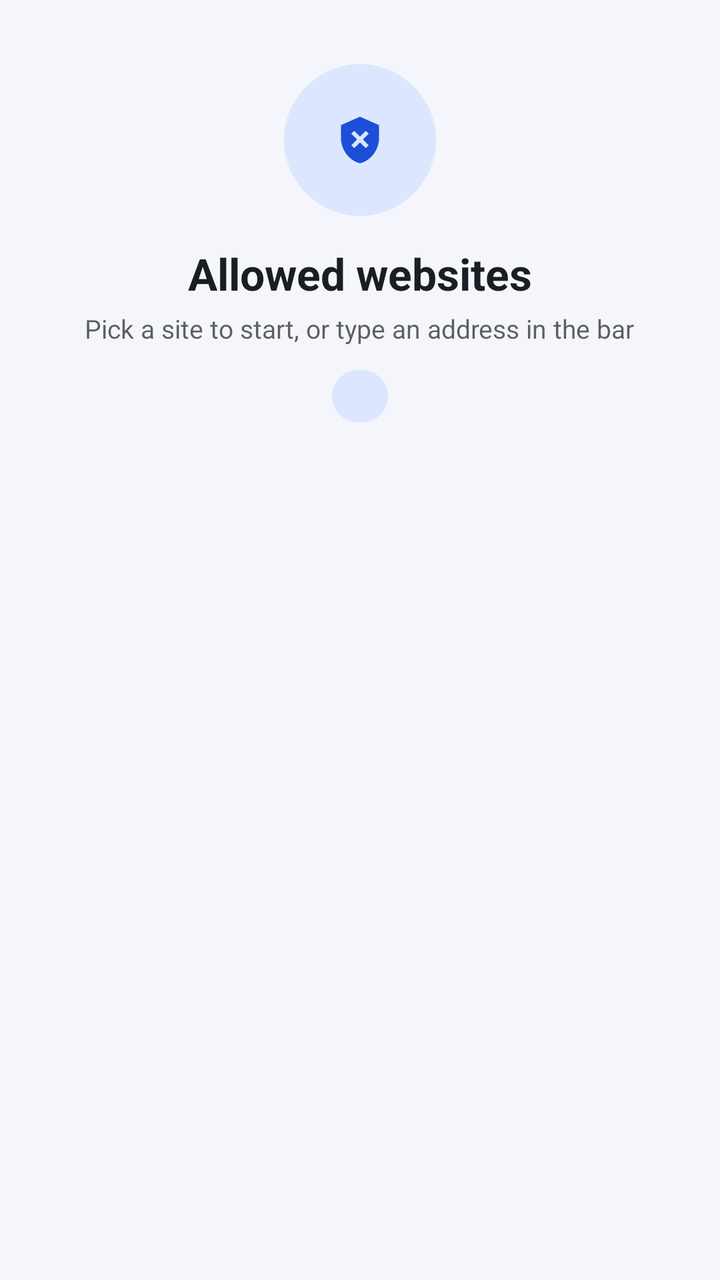
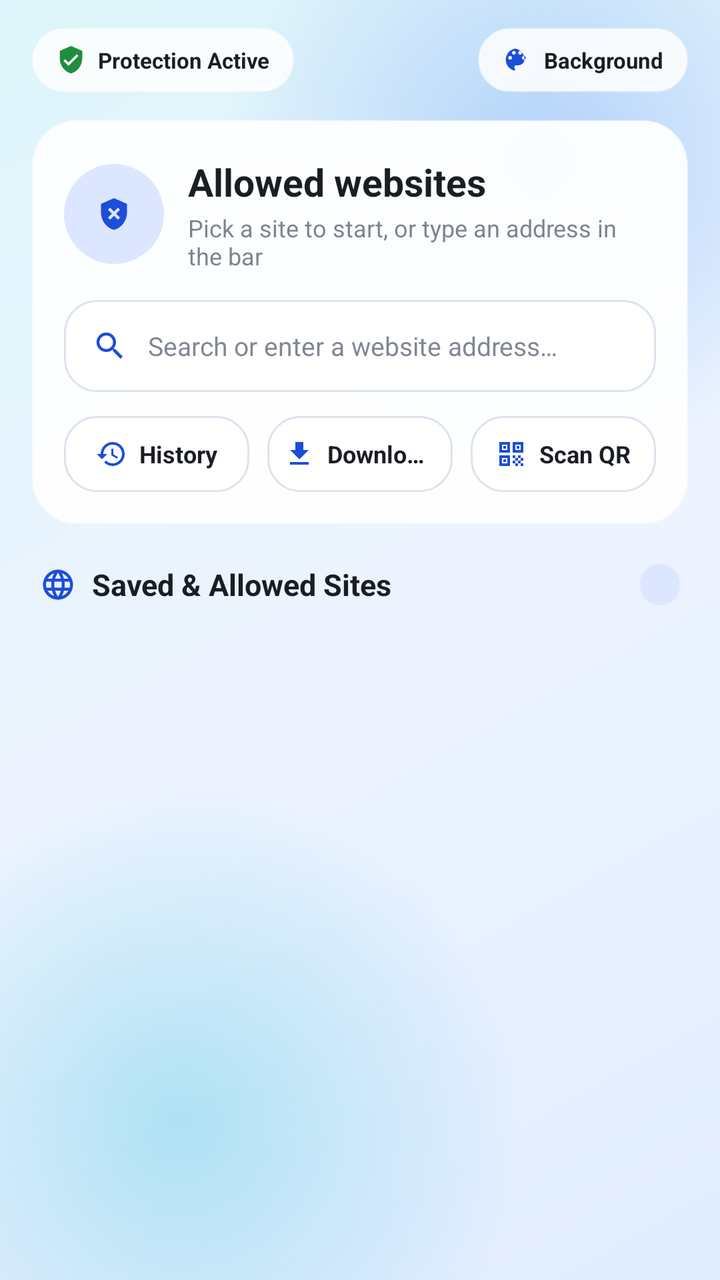

The first picture is an Android layout as it rendered before a commit; the second is the same layout after the commit. The layout source and the unified diff follow.
<!-- AndroidManifest.xml: application theme Theme.SecureBrowser -->
<!-- res/layout/view_start_page.xml -->
<?xml version="1.0" encoding="utf-8"?>
<ScrollView xmlns:android="http://schemas.android.com/apk/res/android"
    android:layout_width="match_parent"
    android:layout_height="match_parent"
    android:background="?android:attr/colorBackground"
    android:fillViewport="true">

    <LinearLayout
        android:layout_width="match_parent"
        android:layout_height="wrap_content"
        android:gravity="center_horizontal"
        android:orientation="vertical"
        android:paddingHorizontal="16dp"
        android:paddingTop="20dp"
        android:paddingBottom="24dp">

        <FrameLayout
            android:layout_width="76dp"
            android:layout_height="76dp"
            android:layout_marginTop="12dp"
            android:background="@drawable/bg_letter_tile">

            <ImageView
                android:layout_width="44dp"
                android:layout_height="44dp"
                android:layout_gravity="center"
                android:contentDescription="@string/app_name"
                android:src="@drawable/ic_launcher_foreground"
                android:tint="?attr/colorPrimary" />
        </FrameLayout>

        <TextView
            android:layout_width="wrap_content"
            android:layout_height="wrap_content"
            android:layout_marginTop="14dp"
            android:text="@string/start_title"
            android:textColor="?attr/colorOnBackground"
            android:textSize="22sp"
            android:textStyle="bold" />

        <TextView
            android:layout_width="wrap_content"
            android:layout_height="wrap_content"
            android:layout_marginTop="4dp"
            android:alpha="0.7"
            android:gravity="center"
            android:text="@string/start_subtitle"
            android:textColor="?attr/colorOnBackground"
            android:textSize="13sp" />

        <TextView
            android:id="@+id/sitesCount"
            android:layout_width="wrap_content"
            android:layout_height="wrap_content"
            android:layout_marginTop="12dp"
            android:background="@drawable/bg_pill"
            android:paddingHorizontal="14dp"
            android:paddingVertical="5dp"
            android:textColor="?attr/colorOnPrimaryContainer"
            android:textSize="12sp"
            android:textStyle="bold" />

        <androidx.recyclerview.widget.RecyclerView
            android:id="@+id/sitesGrid"
            android:layout_width="match_parent"
            android:layout_height="wrap_content"
            android:layout_marginTop="12dp"
            android:clipToPadding="false"
            android:overScrollMode="never" />

        <LinearLayout
            android:id="@+id/youtubeSection"
            android:layout_width="match_parent"
            android:layout_height="wrap_content"
            android:layout_marginTop="18dp"
            android:gravity="center_horizontal"
            android:orientation="vertical"
            android:visibility="gone">

            <TextView
                android:id="@+id/youtubeChannelsCount"
                android:layout_width="wrap_content"
                android:layout_height="wrap_content"
                android:background="@drawable/bg_pill"
                android:paddingHorizontal="14dp"
                android:paddingVertical="5dp"
                android:textColor="?attr/colorOnPrimaryContainer"
                android:textSize="12sp"
                android:textStyle="bold" />

            <androidx.recyclerview.widget.RecyclerView
                android:id="@+id/youtubeChannelsGrid"
                android:layout_width="match_parent"
                android:layout_height="wrap_content"
                android:layout_marginTop="10dp"
                android:clipToPadding="false"
                android:overScrollMode="never" />
        </LinearLayout>

        <LinearLayout
            android:id="@+id/emptyMessage"
            android:layout_width="wrap_content"
            android:layout_height="wrap_content"
            android:layout_marginTop="36dp"
            android:gravity="center_horizontal"
            android:orientation="vertical"
            android:visibility="gone">

            <ImageView
                android:layout_width="56dp"
                android:layout_height="56dp"
                android:alpha="0.85"
                android:contentDescription="@string/start_empty"
                android:src="@drawable/ic_shield_check"
                android:tint="?attr/colorPrimary" />

            <TextView
                android:layout_width="wrap_content"
                android:layout_height="wrap_content"
                android:layout_marginTop="12dp"
                android:alpha="0.7"
                android:gravity="center"
                android:text="@string/start_empty"
                android:textColor="?attr/colorOnBackground"
                android:textSize="14sp" />
        </LinearLayout>
    </LinearLayout>
</ScrollView>
<!-- resources referenced by this layout -->
<resources>
  <!-- unchanged entries left out for length: 40 -->
</resources>

<!-- the commit's change to res/layout/view_start_page.xml (unified diff, before → after) -->
@@ -1,115 +1,413 @@
 <?xml version="1.0" encoding="utf-8"?>
 <ScrollView xmlns:android="http://schemas.android.com/apk/res/android"
+    xmlns:app="http://schemas.android.com/apk/res-auto"
+    android:id="@+id/startRootContainer"
     android:layout_width="match_parent"
     android:layout_height="match_parent"
-    android:background="?android:attr/colorBackground"
-    android:fillViewport="true">
+    android:background="@drawable/bg_start_ocean"
+    android:fillViewport="true"
+    android:scrollbars="none">
 
     <LinearLayout
         android:layout_width="match_parent"
         android:layout_height="wrap_content"
-        android:gravity="center_horizontal"
         android:orientation="vertical"
         android:paddingHorizontal="16dp"
-        android:paddingTop="20dp"
-        android:paddingBottom="24dp">
-
-        <FrameLayout
-            android:layout_width="76dp"
-            android:layout_height="76dp"
-            android:layout_marginTop="12dp"
-            android:background="@drawable/bg_letter_tile">
-
-            <ImageView
-                android:layout_width="44dp"
-                android:layout_height="44dp"
-                android:layout_gravity="center"
-                android:contentDescription="@string/app_name"
-                android:src="@drawable/ic_launcher_foreground"
-                android:tint="?attr/colorPrimary" />
-        </FrameLayout>
-
-        <TextView
-            android:layout_width="wrap_content"
+        android:paddingTop="14dp"
+        android:paddingBottom="28dp">
+
+        
+        <LinearLayout
+            android:layout_width="match_parent"
+            android:layout_height="wrap_content"
+            android:gravity="center_vertical"
+            android:orientation="horizontal">
+
+            <LinearLayout
+                android:layout_width="wrap_content"
+                android:layout_height="32dp"
+                android:background="@drawable/bg_start_glass_card"
+                android:gravity="center_vertical"
+                android:orientation="horizontal"
+                android:paddingHorizontal="12dp">
+
+                <ImageView
+                    android:layout_width="15dp"
+                    android:layout_height="15dp"
+                    android:importantForAccessibility="no"
+                    android:src="@drawable/ic_shield_check"
+                    android:tint="@color/chipDone" />
+
+                <TextView
+                    android:layout_width="wrap_content"
+                    android:layout_height="wrap_content"
+                    android:layout_marginStart="6dp"
+                    android:text="@string/start_shield_badge"
+                    android:textColor="?attr/colorOnSurface"
+                    android:textSize="11sp"
+                    android:textStyle="bold" />
+            </LinearLayout>
+
+            <View
+                android:layout_width="0dp"
+                android:layout_height="1dp"
+                android:layout_weight="1" />
+
+            <LinearLayout
+                android:id="@+id/btnStartWallpaper"
+                android:layout_width="wrap_content"
+                android:layout_height="32dp"
+                android:background="@drawable/bg_start_glass_card"
+                android:clickable="true"
+                android:focusable="true"
+                android:foreground="?attr/selectableItemBackground"
+                android:gravity="center_vertical"
+                android:orientation="horizontal"
+                android:paddingHorizontal="12dp">
+
+                <ImageView
+                    android:layout_width="15dp"
+                    android:layout_height="15dp"
+                    android:importantForAccessibility="no"
+                    android:src="@drawable/ic_palette"
+                    android:tint="?attr/colorPrimary" />
+
+                <TextView
+                    android:layout_width="wrap_content"
+                    android:layout_height="wrap_content"
+                    android:layout_marginStart="6dp"
+                    android:text="@string/start_wallpaper_btn"
+                    android:textColor="?attr/colorOnSurface"
+                    android:textSize="11sp"
+                    android:textStyle="bold" />
+            </LinearLayout>
+        </LinearLayout>
+
+        
+        <LinearLayout
+            android:layout_width="match_parent"
             android:layout_height="wrap_content"
             android:layout_marginTop="14dp"
-            android:text="@string/start_title"
-            android:textColor="?attr/colorOnBackground"
-            android:textSize="22sp"
-            android:textStyle="bold" />
-
-        <TextView
-            android:layout_width="wrap_content"
-            android:layout_height="wrap_content"
-            android:layout_marginTop="4dp"
-            android:alpha="0.7"
-            android:gravity="center"
-            android:text="@string/start_subtitle"
-            android:textColor="?attr/colorOnBackground"
-            android:textSize="13sp" />
-
-        <TextView
-            android:id="@+id/sitesCount"
-            android:layout_width="wrap_content"
-            android:layout_height="wrap_content"
-            android:layout_marginTop="12dp"
-            android:background="@drawable/bg_pill"
-            android:paddingHorizontal="14dp"
-            android:paddingVertical="5dp"
-            android:textColor="?attr/colorOnPrimaryContainer"
-            android:textSize="12sp"
-            android:textStyle="bold" />
-
-        <androidx.recyclerview.widget.RecyclerView
-            android:id="@+id/sitesGrid"
-            android:layout_width="match_parent"
-            android:layout_height="wrap_content"
-            android:layout_marginTop="12dp"
-            android:clipToPadding="false"
-            android:overScrollMode="never" />
-
+            android:background="@drawable/bg_start_hero_card"
+            android:gravity="center_horizontal"
+            android:orientation="vertical"
+            android:paddingHorizontal="16dp"
+            android:paddingTop="18dp"
+            android:paddingBottom="16dp">
+
+            <LinearLayout
+                android:layout_width="match_parent"
+                android:layout_height="wrap_content"
+                android:gravity="center_vertical"
+                android:orientation="horizontal">
+
+                <FrameLayout
+                    android:layout_width="50dp"
+                    android:layout_height="50dp"
+                    android:background="@drawable/bg_letter_tile">
+
+                    <ImageView
+                        android:layout_width="30dp"
+                        android:layout_height="30dp"
+                        android:layout_gravity="center"
+                        android:contentDescription="@string/app_name"
+                        android:src="@drawable/ic_launcher_foreground"
+                        android:tint="?attr/colorPrimary" />
+                </FrameLayout>
+
+                <LinearLayout
+                    android:layout_width="0dp"
+                    android:layout_height="wrap_content"
+                    android:layout_marginStart="12dp"
+                    android:layout_weight="1"
+                    android:orientation="vertical">
+
+                    <TextView
+                        android:layout_width="wrap_content"
+                        android:layout_height="wrap_content"
+                        android:text="@string/start_title"
+                        android:textColor="?attr/colorOnSurface"
+                        android:textSize="19sp"
+                        android:textStyle="bold" />
+
+                    <TextView
+                        android:layout_width="wrap_content"
+                        android:layout_height="wrap_content"
+                        android:layout_marginTop="2dp"
+                        android:alpha="0.72"
+                        android:text="@string/start_subtitle"
+                        android:textColor="?attr/colorOnSurfaceVariant"
+                        android:textSize="12sp" />
+                </LinearLayout>
+            </LinearLayout>
+
+            
+            <LinearLayout
+                android:id="@+id/btnStartSearchBox"
+                android:layout_width="match_parent"
+                android:layout_height="46dp"
+                android:layout_marginTop="14dp"
+                android:background="@drawable/bg_section_card"
+                android:clickable="true"
+                android:focusable="true"
+                android:foreground="?attr/selectableItemBackground"
+                android:gravity="center_vertical"
+                android:orientation="horizontal"
+                android:paddingHorizontal="14dp">
+
+                <ImageView
+                    android:layout_width="18dp"
+                    android:layout_height="18dp"
+                    android:importantForAccessibility="no"
+                    android:src="@drawable/ic_search"
+                    android:tint="?attr/colorPrimary" />
+
+                <TextView
+                    android:layout_width="0dp"
+                    android:layout_height="wrap_content"
+                    android:layout_marginStart="10dp"
+                    android:layout_weight="1"
+                    android:alpha="0.7"
+                    android:ellipsize="end"
+                    android:maxLines="1"
+                    android:text="@string/start_search_placeholder"
+                    android:textColor="?attr/colorOnSurfaceVariant"
+                    android:textSize="13sp" />
+            </LinearLayout>
+
+            
+            <LinearLayout
+                android:layout_width="match_parent"
+                android:layout_height="wrap_content"
+                android:layout_marginTop="12dp"
+                android:orientation="horizontal">
+
+                <LinearLayout
+                    android:id="@+id/qaStartHistory"
+                    android:layout_width="0dp"
+                    android:layout_height="38dp"
+                    android:layout_marginEnd="6dp"
+                    android:layout_weight="1"
+                    android:background="@drawable/bg_section_card"
+                    android:clickable="true"
+                    android:focusable="true"
+                    android:foreground="?attr/selectableItemBackground"
+                    android:gravity="center"
+                    android:orientation="horizontal"
+                    android:paddingHorizontal="8dp">
+
+                    <ImageView
+                        android:layout_width="16dp"
+                        android:layout_height="16dp"
+                        android:importantForAccessibility="no"
+                        android:src="@drawable/ic_history"
+                        android:tint="?attr/colorPrimary" />
+
+                    <TextView
+                        android:layout_width="wrap_content"
+                        android:layout_height="wrap_content"
+                        android:layout_marginStart="6dp"
+                        android:ellipsize="end"
+                        android:maxLines="1"
+                        android:text="@string/start_qa_history"
+                        android:textColor="?attr/colorOnSurface"
+                        android:textSize="12sp"
+                        android:textStyle="bold" />
+                </LinearLayout>
+
+                <LinearLayout
+                    android:id="@+id/qaStartDownloads"
+                    android:layout_width="0dp"
+                    android:layout_height="38dp"
+                    android:layout_marginHorizontal="3dp"
+                    android:layout_weight="1"
+                    android:background="@drawable/bg_section_card"
+                    android:clickable="true"
+                    android:focusable="true"
+                    android:foreground="?attr/selectableItemBackground"
+                    android:gravity="center"
+                    android:orientation="horizontal"
+                    android:paddingHorizontal="8dp">
+
+                    <ImageView
+                        android:layout_width="16dp"
+                        android:layout_height="16dp"
+                        android:importantForAccessibility="no"
+                        android:src="@drawable/ic_download"
+                        android:tint="?attr/colorPrimary" />
+
+                    <TextView
+                        android:layout_width="wrap_content"
+                        android:layout_height="wrap_content"
+                        android:layout_marginStart="6dp"
+                        android:ellipsize="end"
+                        android:maxLines="1"
+                        android:text="@string/start_qa_downloads"
+                        android:textColor="?attr/colorOnSurface"
+                        android:textSize="12sp"
+                        android:textStyle="bold" />
+                </LinearLayout>
+
+                <LinearLayout
+                    android:id="@+id/qaStartQr"
+                    android:layout_width="0dp"
+                    android:layout_height="38dp"
+                    android:layout_marginStart="6dp"
+                    android:layout_weight="1"
+                    android:background="@drawable/bg_section_card"
+                    android:clickable="true"
+                    android:focusable="true"
+                    android:foreground="?attr/selectableItemBackground"
+                    android:gravity="center"
+                    android:orientation="horizontal"
+                    android:paddingHorizontal="8dp">
+
+                    <ImageView
+                        android:layout_width="16dp"
+                        android:layout_height="16dp"
+                        android:importantForAccessibility="no"
+                        android:src="@drawable/ic_qr"
+                        android:tint="?attr/colorPrimary" />
+
+                    <TextView
+                        android:layout_width="wrap_content"
+                        android:layout_height="wrap_content"
+                        android:layout_marginStart="6dp"
+                        android:ellipsize="end"
+                        android:maxLines="1"
+                        android:text="@string/start_qa_qr"
+                        android:textColor="?attr/colorOnSurface"
+                        android:textSize="12sp"
+                        android:textStyle="bold" />
+                </LinearLayout>
+            </LinearLayout>
+        </LinearLayout>
+
+        
         <LinearLayout
             android:id="@+id/youtubeSection"
             android:layout_width="match_parent"
             android:layout_height="wrap_content"
-            android:layout_marginTop="18dp"
+            android:layout_marginTop="20dp"
+            android:orientation="vertical"
+            android:visibility="gone">
+
+            <LinearLayout
+                android:layout_width="match_parent"
+                android:layout_height="wrap_content"
+                android:gravity="center_vertical"
+                android:orientation="horizontal"
+                android:paddingHorizontal="4dp">
+
+                <ImageView
+                    android:layout_width="18dp"
+                    android:layout_height="18dp"
+                    android:importantForAccessibility="no"
+                    android:src="@drawable/ic_play"
+                    android:tint="@color/youtubeAccent" />
+
+                <TextView
+                    android:layout_width="0dp"
+                    android:layout_height="wrap_content"
+                    android:layout_marginStart="8dp"
+                    android:layout_weight="1"
+                    android:text="@string/start_section_youtube"
+                    android:textColor="?attr/colorOnBackground"
+                    android:textSize="15sp"
+                    android:textStyle="bold" />
+
+                <TextView
+                    android:id="@+id/youtubeChannelsCount"
+                    android:layout_width="wrap_content"
+                    android:layout_height="wrap_content"
+                    android:background="@drawable/bg_pill"
+                    android:paddingHorizontal="10dp"
+                    android:paddingVertical="3dp"
+                    android:textColor="?attr/colorOnPrimaryContainer"
+                    android:textSize="11sp"
+                    android:textStyle="bold" />
+            </LinearLayout>
+
+            <androidx.recyclerview.widget.RecyclerView
+                android:id="@+id/youtubeChannelsGrid"
+                android:layout_width="match_parent"
+                android:layout_height="wrap_content"
+                android:layout_marginTop="8dp"
+                android:clipToPadding="false"
+                android:nestedScrollingEnabled="false"
+                android:overScrollMode="never" />
+        </LinearLayout>
+
+        
+        <LinearLayout
+            android:id="@+id/sitesSection"
+            android:layout_width="match_parent"
+            android:layout_height="wrap_content"
+            android:layout_marginTop="20dp"
+            android:orientation="vertical">
+
+            <LinearLayout
+                android:layout_width="match_parent"
+                android:layout_height="wrap_content"
+                android:gravity="center_vertical"
+                android:orientation="horizontal"
+                android:paddingHorizontal="4dp">
+
+                <ImageView
+                    android:layout_width="18dp"
+                    android:layout_height="18dp"
+                    android:importantForAccessibility="no"
+                    android:src="@drawable/ic_globe"
+                    android:tint="?attr/colorPrimary" />
+
+                <TextView
+                    android:layout_width="0dp"
+                    android:layout_height="wrap_content"
+                    android:layout_marginStart="8dp"
+                    android:layout_weight="1"
+                    android:text="@string/start_section_sites"
+                    android:textColor="?attr/colorOnBackground"
+                    android:textSize="15sp"
+                    android:textStyle="bold" />
+
+                <TextView
+                    android:id="@+id/sitesCount"
+                    android:layout_width="wrap_content"
+                    android:layout_height="wrap_content"
+                    android:background="@drawable/bg_pill"
+                    android:paddingHorizontal="10dp"
+                    android:paddingVertical="3dp"
+                    android:textColor="?attr/colorOnPrimaryContainer"
+                    android:textSize="11sp"
+                    android:textStyle="bold" />
+            </LinearLayout>
+
+            <androidx.recyclerview.widget.RecyclerView
+                android:id="@+id/sitesGrid"
+                android:layout_width="match_parent"
+                android:layout_height="wrap_content"
+                android:layout_marginTop="8dp"
+                android:clipToPadding="false"
+                android:nestedScrollingEnabled="false"
+                android:overScrollMode="never" />
+        </LinearLayout>
+
+        
+        <LinearLayout
+            android:id="@+id/emptyMessage"
+            android:layout_width="match_parent"
+            android:layout_height="wrap_content"
+            android:layout_marginTop="24dp"
+            android:background="@drawable/bg_start_glass_card"
             android:gravity="center_horizontal"
             android:orientation="vertical"
+            android:padding="28dp"
             android:visibility="gone">
 
-            <TextView
-                android:id="@+id/youtubeChannelsCount"
-                android:layout_width="wrap_content"
-                android:layout_height="wrap_content"
-                android:background="@drawable/bg_pill"
-                android:paddingHorizontal="14dp"
-                android:paddingVertical="5dp"
-                android:textColor="?attr/colorOnPrimaryContainer"
-                android:textSize="12sp"
-                android:textStyle="bold" />
-
-            <androidx.recyclerview.widget.RecyclerView
-                android:id="@+id/youtubeChannelsGrid"
-                android:layout_width="match_parent"
-                android:layout_height="wrap_content"
-                android:layout_marginTop="10dp"
-                android:clipToPadding="false"
-                android:overScrollMode="never" />
-        </LinearLayout>
-
-        <LinearLayout
-            android:id="@+id/emptyMessage"
-            android:layout_width="wrap_content"
-            android:layout_height="wrap_content"
-            android:layout_marginTop="36dp"
-            android:gravity="center_horizontal"
-            android:orientation="vertical"
-            android:visibility="gone">
-
             <ImageView
-                android:layout_width="56dp"
-                android:layout_height="56dp"
-                android:alpha="0.85"
+                android:layout_width="52dp"
+                android:layout_height="52dp"
+                android:alpha="0.9"
                 android:contentDescription="@string/start_empty"
                 android:src="@drawable/ic_shield_check"
                 android:tint="?attr/colorPrimary" />
@@ -118,11 +416,12 @@
                 android:layout_width="wrap_content"
                 android:layout_height="wrap_content"
                 android:layout_marginTop="12dp"
-                android:alpha="0.7"
+                android:alpha="0.8"
                 android:gravity="center"
+                android:lineSpacingExtra="3dp"
                 android:text="@string/start_empty"
-                android:textColor="?attr/colorOnBackground"
-                android:textSize="14sp" />
+                android:textColor="?attr/colorOnSurface"
+                android:textSize="13sp" />
         </LinearLayout>
     </LinearLayout>
 </ScrollView>
<!-- resource entries referenced after the edit -->
@@ -1,5 +1,135 @@
 <!-- resources referenced by this layout -->
 <resources>
+  <color name="chipDone">#1E8E3E</color>
+  <color name="youtubeAccent">#DC2626</color>
+  <!-- drawable bg_section_card (drawable) -->
+  <?xml version="1.0" encoding="utf-8"?>
+  <shape xmlns:android="http://schemas.android.com/apk/res/android"
+      android:shape="rectangle">
+      <corners android:radius="16dp" />
+      <solid android:color="?attr/colorSurface" />
+      <stroke
+          android:width="1dp"
+          android:color="?attr/colorOutlineVariant" />
+  </shape>
+  <!-- drawable bg_start_glass_card (drawable) -->
+  <?xml version="1.0" encoding="utf-8"?>
+  <shape xmlns:android="http://schemas.android.com/apk/res/android"
+      android:shape="rectangle">
+      <corners android:radius="18dp" />
+      <solid android:color="@color/surfaceGlass" />
+      <stroke
+          android:width="1dp"
+          android:color="@color/glassStroke" />
+  </shape>
+  <!-- drawable bg_start_hero_card (drawable) -->
+  <?xml version="1.0" encoding="utf-8"?>
+  <shape xmlns:android="http://schemas.android.com/apk/res/android"
+      android:shape="rectangle">
+      <corners android:radius="22dp" />
+      <solid android:color="@color/surfaceGlassStrong" />
+      <stroke
+          android:width="1dp"
+          android:color="@color/glassStroke" />
+  </shape>
+  <!-- drawable bg_start_ocean (drawable) -->
+  <?xml version="1.0" encoding="utf-8"?>
+  <layer-list xmlns:android="http://schemas.android.com/apk/res/android">
+      <item>
+          <shape android:shape="rectangle">
+              <gradient
+                  android:angle="135"
+                  android:startColor="#E0ECFF"
+                  android:centerColor="#EEF4FF"
+                  android:endColor="#DDF5FA"
+                  android:type="linear" />
+          </shape>
+      </item>
+      <item android:top="-80dp" android:right="-70dp" android:width="320dp" android:height="320dp" android:gravity="top|end">
+          <shape android:shape="oval">
+              <gradient
+                  android:type="radial"
+                  android:gradientRadius="160dp"
+                  android:startColor="#4D3B82F6"
+                  android:endColor="#003B82F6" />
+          </shape>
+      </item>
+      <item android:bottom="-90dp" android:left="-80dp" android:width="340dp" android:height="340dp" android:gravity="bottom|start">
+          <shape android:shape="oval">
+              <gradient
+                  android:type="radial"
+                  android:gradientRadius="170dp"
+                  android:startColor="#4006B6D4"
+                  android:endColor="#0006B6D4" />
+          </shape>
+      </item>
+  </layer-list>
+  <!-- drawable ic_download (drawable) -->
+  <vector xmlns:android="http://schemas.android.com/apk/res/android" android:width="24dp" android:height="24dp" android:viewportWidth="24" android:viewportHeight="24" android:tint="?attr/colorControlNormal">
+    <path android:fillColor="@android:color/white" android:pathData="M19,9h-4V3H9v6H5l7,7 7,-7zM5,18v2h14v-2H5z"/>
+  </vector>
+  <!-- drawable ic_globe (drawable) -->
+  <vector xmlns:android="http://schemas.android.com/apk/res/android" android:width="24dp" android:height="24dp" android:viewportWidth="24" android:viewportHeight="24" android:tint="?attr/colorControlNormal">
+    <path android:fillColor="@android:color/white" android:pathData="M11.99,2C6.47,2 2,6.48 2,12s4.47,10 9.99,10C17.52,22 22,17.52 22,12S17.52,2 11.99,2zM18.92,8h-2.95c-0.32,-1.25 -0.78,-2.45 -1.38,-3.56 1.84,0.63 3.37,1.91 4.33,3.56zM12,4.04c0.83,1.2 1.48,2.53 1.91,3.96h-3.82c0.43,-1.43 1.08,-2.76 1.91,-3.96zM4.26,14C4.1,13.36 4,12.69 4,12s0.1,-1.36 0.26,-2h3.38c-0.08,0.66 -0.14,1.32 -0.14,2 0,0.68 0.06,1.34 0.14,2H4.26zM5.08,16h2.95c0.32,1.25 0.78,2.45 1.38,3.56 -1.84,-0.63 -3.37,-1.9 -4.33,-3.56zM8.03,8H5.08c0.96,-1.66 2.49,-2.93 4.33,-3.56C8.81,5.55 8.35,6.75 8.03,8zM12,19.96c-0.83,-1.2 -1.48,-2.53 -1.91,-3.96h3.82c-0.43,1.43 -1.08,2.76 -1.91,3.96zM14.34,14L9.66,14c-0.09,-0.66 -0.16,-1.32 -0.16,-2 0,-0.68 0.07,-1.35 0.16,-2h4.68c0.09,0.65 0.16,1.32 0.16,2 0,0.68 -0.07,1.34 -0.16,2zM14.59,19.56c0.6,-1.11 1.06,-2.31 1.38,-3.56h2.95c-0.96,1.65 -2.49,2.93 -4.33,3.56zM16.36,14c0.08,-0.66 0.14,-1.32 0.14,-2 0,-0.68 -0.06,-1.34 -0.14,-2h3.38c0.16,0.64 0.26,1.31 0.26,2s-0.1,1.36 -0.26,2h-3.38z"/>
+  </vector>
+  <!-- drawable ic_history (drawable) -->
+  <?xml version="1.0" encoding="utf-8"?>
+  <vector xmlns:android="http://schemas.android.com/apk/res/android"
+      android:width="24dp"
+      android:height="24dp"
+      android:viewportWidth="24"
+      android:viewportHeight="24">
+      <path
+          android:fillColor="#FF000000"
+          android:pathData="M13,3c-4.97,0 -9,4.03 -9,9L1,12l3.89,3.89 0.07,0.14L9,12L6,12c0,-3.87 3.13,-7 7,-7s7,3.13 7,7 -3.13,7 -7,7c-1.93,0 -3.68,-0.79 -4.94,-2.06l-1.42,1.42C8.27,19.99 10.51,21 13,21c4.97,0 9,-4.03 9,-9s-4.03,-9 -9,-9zM12,8v5l4.28,2.54 0.72,-1.21 -3.5,-2.08L13.5,8L12,8z" />
+  </vector>
+  <!-- drawable ic_palette (drawable) -->
+  <vector xmlns:android="http://schemas.android.com/apk/res/android"
+      android:width="24dp"
+      android:height="24dp"
+      android:viewportWidth="24"
+      android:viewportHeight="24">
+      <path
+          android:fillColor="#FF000000"
+          android:pathData="M12,3c-4.97,0 -9,4.03 -9,9 0,4.17 2.84,7.67 6.69,8.69 0.45,0.12 0.81,-0.25 0.81,-0.71 0,-0.4 -0.15,-0.73 -0.35,-0.98 -0.22,-0.28 -0.35,-0.63 -0.35,-1 0,-0.83 0.67,-1.5 1.5,-1.5h1.7c2.76,0 5,-2.24 5,-5 0,-4.42 -4.03,-8.5 -9,-8.5zM6.5,12c-0.83,0 -1.5,-0.67 -1.5,-1.5S5.67,9 6.5,9 8,9.67 8,10.5 7.33,12 6.5,12zM9.5,8C8.67,8 8,7.33 8,6.5S8.67,5 9.5,5s1.5,0.67 1.5,1.5S10.33,8 9.5,8zM14.5,8C13.67,8 13,7.33 13,6.5S13.67,5 14.5,5s1.5,0.67 1.5,1.5S15.33,8 14.5,8zM17.5,12c-0.83,0 -1.5,-0.67 -1.5,-1.5S16.67,9 17.5,9s1.5,0.67 1.5,1.5S18.33,12 17.5,12z" />
+  </vector>
+  <!-- drawable ic_play (drawable) -->
+  <vector xmlns:android="http://schemas.android.com/apk/res/android" android:width="24dp" android:height="24dp" android:viewportWidth="24" android:viewportHeight="24" android:tint="?attr/colorControlNormal">
+    <path android:fillColor="@android:color/white" android:pathData="M8,5v14l11,-7z"/>
+  </vector>
+  <!-- drawable ic_qr (drawable) -->
+  <?xml version="1.0" encoding="utf-8"?>
+  <vector xmlns:android="http://schemas.android.com/apk/res/android"
+      android:width="24dp"
+      android:height="24dp"
+      android:viewportWidth="24"
+      android:viewportHeight="24">
+      <path
+          android:fillColor="#FF000000"
+          android:pathData="M3,3h8v8H3V3zM5,5v4h4V5H5zM6,6h2v2H6V6zM13,3h8v8h-8V3zM15,5v4h4V5H15zM16,6h2v2h-2V6zM3,13h8v8H3V13zM5,15v4h4v-4H5zM6,16h2v2H6V16zM13,13h2v2h-2V13zM17,13h2v2h-2V13zM15,15h2v2h-2V15zM19,15h2v2h-2V15zM13,17h2v2h-2V17zM17,17h2v2h-2V17zM15,19h2v2h-2V19zM19,19h2v2h-2V19z" />
+  </vector>
+  <!-- drawable ic_search (drawable) -->
+  <?xml version="1.0" encoding="utf-8"?>
+  <vector xmlns:android="http://schemas.android.com/apk/res/android"
+      android:width="24dp"
+      android:height="24dp"
+      android:viewportWidth="24"
+      android:viewportHeight="24">
+      <path
+          android:fillColor="#FF000000"
+          android:pathData="M15.5,14h-0.79l-0.28,-0.27C15.41,12.59 16,11.11 16,9.5 16,5.91 13.09,3 9.5,3S3,5.91 3,9.5 5.91,16 9.5,16c1.61,0 3.09,-0.59 4.23,-1.57l0.27,0.28v0.79l5,4.99L20.49,19l-4.99,-5zM9.5,14C7.01,14 5,11.99 5,9.5S7.01,5 9.5,5 14,7.01 14,9.5 11.99,14 9.5,14z" />
+  </vector>
+  <string name="start_qa_downloads">Downloads</string>
+  <string name="start_qa_history">History</string>
+  <string name="start_qa_qr">Scan QR</string>
+  <string name="start_search_placeholder">Search or enter a website address…</string>
+  <string name="start_section_sites">Saved &amp; Allowed Sites</string>
+  <string name="start_section_youtube">Allowed YouTube Channels</string>
+  <string name="start_shield_badge">Protection Active</string>
+  <string name="start_wallpaper_btn">Background</string>
+  <color name="surfaceGlass">#D9FFFFFF</color>
+  <color name="glassStroke">#66FFFFFF</color>
+  <color name="surfaceGlassStrong">#F0FFFFFF</color>
   <!-- unchanged entries left out for length: 40 -->
 </resources>
 
